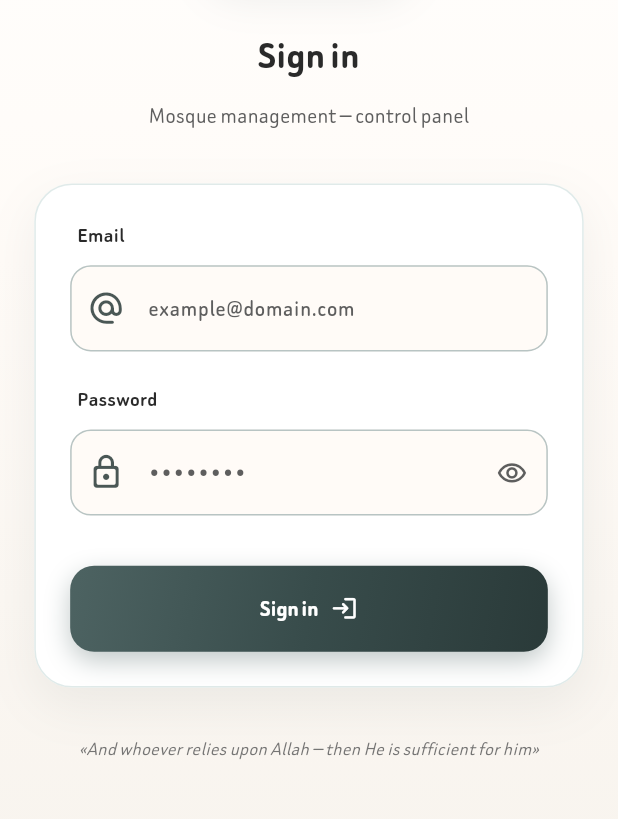
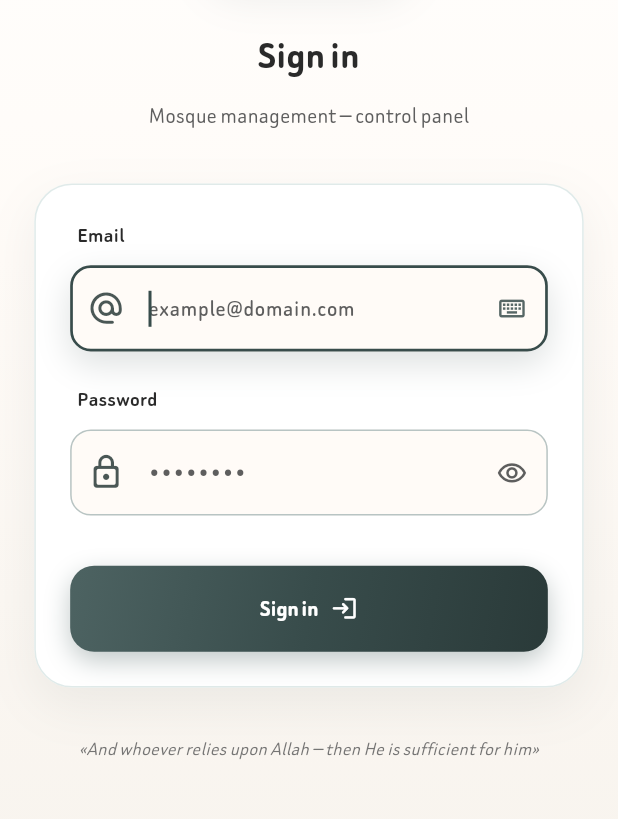
Before and after one commit to Mounir-Almzayek/Mosques, a Flutter app: the screen it shows after launch, on a phone screen of 412 x 824 dp, the part 298-1117 px from its top. Run offline on Flutter 3.47's test engine with Material 3 defaults, Android fonts, the phone set to English and light mode, and no system bars; our stand-ins replace adhan, cached_network_image, cloud_firestore, connectivity_plus, equatable, firebase_auth and 22 more; accounts and stored records are empty.

Commit message:
feat(focus): wrap login in TvNavigationScope and autofocus email
Co-Authored-By: Claude Opus 4.7 <noreply@anthropic.com>

```diff
--- a/lib/features/auth/presentation/login_screen.dart
+++ b/lib/features/auth/presentation/login_screen.dart
@@ -9,6 +9,7 @@ import '../../../core/styles/app_colors.dart';
 import '../../../core/utils/responsive_layout.dart';
 import '../../../core/widgets/buttons/app_button.dart';
 import '../../../core/widgets/feedback/unified_snackbar.dart';
+import '../../../core/widgets/focus/focus_widgets.dart';
 import '../../../core/widgets/forms/custom_text_field.dart';
 import '../../../core/l10n/generated/l10n.dart';
 import '../bloc/login/login_bloc.dart';
@@ -68,7 +69,8 @@ class _LoginScreenState extends State<LoginScreen> {
         statusBarIconBrightness: Brightness.dark,
       ),
       child: Scaffold(
-        body: Container(
+        body: TvNavigationScope(
+          child: Container(
           width: double.infinity,
           height: double.infinity,
           decoration: const BoxDecoration(
@@ -260,6 +262,7 @@ class _LoginScreenState extends State<LoginScreen> {
                                         controller: _emailController,
                                         focusNode: _emailFocusNode,
                                         nextFocusNode: _passwordFocusNode,
+                                        autofocus: true,
                                         keyboardType:
                                             TextInputType.emailAddress,
                                         textInputAction: TextInputAction.next,
@@ -362,6 +365,7 @@ class _LoginScreenState extends State<LoginScreen> {
             ],
           ),
         ),
+        ),
       ),
     );
   }
```
